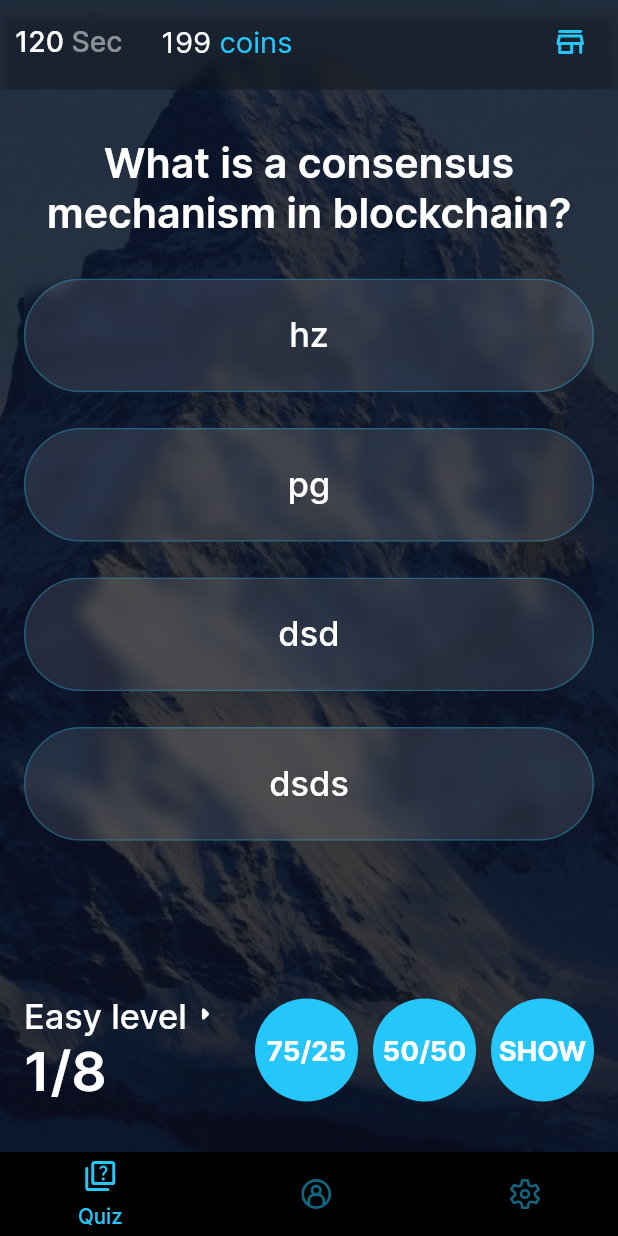
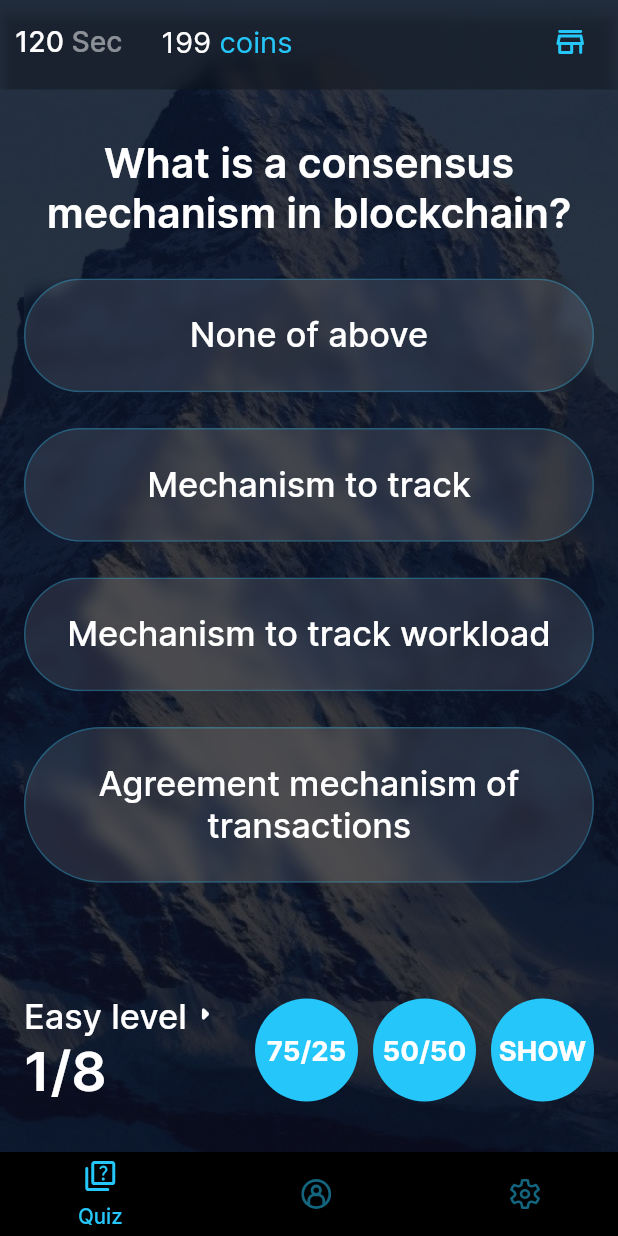
Before and after one commit to GhostuSs/pocket_option_expert, a Flutter app: the HomeScreen screen opened directly, on a phone screen of 412 x 824 dp. Run offline on Flutter 3.47's test engine with Material 2 defaults, Android fonts, the phone set to English and light mode, and no system bars; drawn by our look-alikes of persistent_bottom_nav_bar_v2; our stand-ins replace flutter_screenutil, flutter_svg, get, hive, hive_flutter; missing offline and left inert: simple_star_rating; accounts and stored records are empty.

Commit message:
'Features: implemented quiz page'

```diff
--- a/lib/main.dart
+++ b/lib/main.dart
@@ -1,6 +1,5 @@
 import 'package:flutter/material.dart';
 import 'package:hive_flutter/hive_flutter.dart';
-import 'package:pocket_option_expert/domain/models/quiz_question/quiz_question_model.dart';
 import 'package:pocket_option_expert/domain/models/user/user.dart';
 import 'package:pocket_option_expert/ui/entrypoint.dart';
 
--- a/lib/mocks.dart
+++ b/lib/mocks.dart
@@ -4,43 +4,43 @@ abstract class Mocks {
   static const List<Map<String, dynamic>> easyQuiz = [
     <String, dynamic>{
       'question': 'What is a consensus mechanism in blockchain?',
-      'correct': 0,
-      'answers': ['hz', 'pg', 'dsd', 'dsds'],
+      'correct': 2,
+      'answers': ['Process to distribute tokens', 'Agreement method to validate transactions', 'Process to buy crypto', 'Process of creating bitcoin'],
     },
     <String, dynamic>{
-      'question': 'What is a consensus mechanism in blockchain?',
-      'correct': 2,
-      'answers': ['hz', 'pg', 'dsd', 'dsds'],
+      'question': 'What is Proof of Work consensus mechanism?',
+      'correct': 4,
+      'answers': ['None of above', 'Mechanism to track', 'Mechanism to track workload', 'Agreement mechanism of transactions'],
     },
     <String, dynamic>{
-      'question': 'What is a consen blockchain?',
-      'correct': 3,
-      'answers': ['hz', 'pg', 'dsd', 'dsds'],
+      'question': 'What is Proof of Stake consensus mechanism?',
+      'correct': 4,
+      'answers': ['Certificate to use blockchain', 'A password', 'How private keys are made', 'Transaction and block verification protocol'],
     },
     <String, dynamic>{
-      'question': 'Whackchain?',
-      'correct': 4,
-      'answers': ['hz', 'pg', 'dsd', 'dsds'],
+      'question': 'What incentivizes miners to validate transactions?',
+      'correct': 2,
+      'answers': ['Nonce', 'Block reward', 'More memory', 'Recognition by community'],
     },
     <String, dynamic>{
-      'question': 'Whatn blockchain?',
-      'correct': 0,
-      'answers': ['hz', 'pg', 'dsd', 'dsds'],
+      'question': 'Ethereum is changing its consensus mechanism from…',
+      'correct': 1,
+      'answers': ['Pow to pos', 'Pos to pow', 'Pow to Poh', 'Not changing'],
     },
     <String, dynamic>{
-      'question': 'What is aockchain?',
-      'correct': 0,
-      'answers': ['hz', 'pg', 'dsd', 'dsds'],
+      'question': 'Which of these are pros of Proof of Work?',
+      'correct': 4,
+      'answers': ['Highly secure', 'open and decentralised', 'proven and scale', 'all of the above'],
     },
     <String, dynamic>{
-      'question': 'What iockchain?',
-      'correct': 0,
-      'answers': ['hz', 'pg', 'dsd', 'dsds'],
+      'question': 'What is Proof of Work consensus mechanism?',
+      'correct': 4,
+      'answers': ['None of above', 'Mechanism to track', 'Mechanism to track workload', 'Agreement mechanism of transactions'],
     },
     <String, dynamic>{
-      'question': 'What is a consensussm in blockchain?',
-      'correct': 0,
-      'answers': ['hz', 'pg', 'dsd', 'dsds'],
+      'question': 'Cardano is based on which consensus mechanism?',
+      'correct': 1,
+      'answers': ['Proof of Stake', 'Proof of work', 'Proof of authority', 'Proof of burn'],
     },
   ];
   static final List<QuizQuestion> easyQuizQuestions = List.generate(
--- a/lib/ui/home/home_screen.dart
+++ b/lib/ui/home/home_screen.dart
@@ -27,7 +27,7 @@ class _HomeScreenState extends State<HomeScreen> {
   final PersistentTabController persController = PersistentTabController();
 
   @override
-  Widget build(BuildContext context){
+  Widget build(BuildContext context) {
     return BackdropFilter(
       filter: ImageFilter.blur(sigmaX: 5, sigmaY: 5),
       child: Container(
@@ -39,45 +39,6 @@ class _HomeScreenState extends State<HomeScreen> {
         child: Scaffold(
           backgroundColor: Colors.transparent,
           appBar: persController.index != 0 ? const CustAppBar() : null,
-          // bottomNavigationBar: ClipRRect(
-          //   child: BackdropFilter(
-          //     filter: ImageFilter.blur(sigmaX: 5, sigmaY: 5),
-          //     child: BottomNavigationBar(
-          //       showUnselectedLabels: false,
-          //       selectedItemColor: AppColors.blue,
-          //       currentIndex: persController.index,
-          //       onTap: (ind) => setState(() => persController.index = ind),
-          //       backgroundColor: Color.fromRGBO(18, 28, 35, 0.3),
-          //       items: [
-          //         BottomNavigationBarItem(
-          //           icon: SvgPicture.asset(
-          //             'assets/images/quiz.svg',
-          //             color: selector(persController.index == 0),
-          //           ),
-          //           label: 'Quiz',
-          //         ),
-          //         BottomNavigationBarItem(
-          //           icon: SvgPicture.asset(
-          //             'assets/images/profile.svg',
-          //             color: selector(persController.index == 1),
-          //           ),
-          //           label: 'Profile',
-          //         ),
-          //         BottomNavigationBarItem(
-          //           icon: SvgPicture.asset(
-          //             'assets/images/settings.svg',
-          //             color: selector(persController.index == 2),
-          //           ),
-          //           label: 'Settings',
-          //         ),
-          //       ],
-          //       selectedLabelStyle: AppTypography.mainStyle.copyWith(
-          //           fontWeight: FontWeight.w500,
-          //           fontSize: 10.w,
-          //           color: AppColors.blue),
-          //     ),
-          //   ),
-          // ),
           body: PersistentTabView.custom(
             context,
             backgroundColor: const Color.fromRGBO(
@@ -93,9 +54,24 @@ class _HomeScreenState extends State<HomeScreen> {
               child: Row(
                 mainAxisAlignment: MainAxisAlignment.spaceBetween,
                 children: [
-                  CustomBtmWidget(onTap: () => persController.jumpToTab(0), path: 'assets/images/quiz.svg', selected: persController.index == 0, label: 'Quiz',),
-                  CustomBtmWidget(onTap: () => persController.jumpToTab(1), path: 'assets/images/profile.svg', selected: persController.index == 1, label: 'Profile',),
-                  CustomBtmWidget(onTap: () => persController.jumpToTab(2), path: 'assets/images/settings.svg', selected: persController.index == 2, label: 'Settings',),
+                  CustomBtmWidget(
+                    onTap: () => persController.jumpToTab(0),
+                    path: 'assets/images/quiz.svg',
+                    selected: persController.index == 0,
+                    label: 'Quiz',
+                  ),
+                  CustomBtmWidget(
+                    onTap: () => persController.jumpToTab(1),
+                    path: 'assets/images/profile.svg',
+                    selected: persController.index == 1,
+                    label: 'Profile',
+                  ),
+                  CustomBtmWidget(
+                    onTap: () => persController.jumpToTab(2),
+                    path: 'assets/images/settings.svg',
+                    selected: persController.index == 2,
+                    label: 'Settings',
+                  ),
                 ],
               ),
             ),
@@ -105,7 +81,6 @@ class _HomeScreenState extends State<HomeScreen> {
       ),
     );
   }
-
 }
 
 class CustomBtmWidget extends StatelessWidget {
@@ -113,7 +88,13 @@ class CustomBtmWidget extends StatelessWidget {
   final String path;
   final bool selected;
   final String label;
-  const CustomBtmWidget({Key? key, required this.onTap, required this.path, required this.selected, required this.label,}) : super(key: key);
+  const CustomBtmWidget({
+    Key? key,
+    required this.onTap,
+    required this.path,
+    required this.selected,
+    required this.label,
+  }) : super(key: key);
 
   @override
   Widget build(BuildContext context) {
@@ -126,16 +107,24 @@ class CustomBtmWidget extends StatelessWidget {
             path,
             color: selector(selected),
           ),
-          if(selected)SizedBox(height: 6.sp,),
-          if(selected)Text(label,style: AppTypography.mainStyle.copyWith(
-            fontSize: 12.sp,
-            color: AppColors.blue,
-            fontWeight: FontWeight.w500,
-          ),)
+          if (selected)
+            SizedBox(
+              height: 6.sp,
+            ),
+          if (selected)
+            Text(
+              label,
+              style: AppTypography.mainStyle.copyWith(
+                fontSize: 12.sp,
+                color: AppColors.blue,
+                fontWeight: FontWeight.w500,
+              ),
+            )
         ],
       ),
     );
   }
+
   Color selector(bool isSelected) {
     return isSelected ? AppColors.blue : AppColors.blue.withOpacity(0.5);
   }
--- a/lib/ui/quiz/quiz_screen.dart
+++ b/lib/ui/quiz/quiz_screen.dart
@@ -1,5 +1,3 @@
-import 'dart:async';
-
 import 'package:flutter/material.dart';
 import 'package:flutter_screenutil/flutter_screenutil.dart';
 import 'package:flutter_svg/flutter_svg.dart';
@@ -8,23 +6,17 @@ import 'package:persistent_bottom_nav_bar_v2/persistent-tab-view.dart';
 import 'package:pocket_option_expert/res/apptypography.dart';
 import 'package:pocket_option_expert/res/colors.dart';
 import 'package:pocket_option_expert/ui/quiz/state/quiz_controller.dart';
-import 'package:pocket_option_expert/ui/quiz/state/uikit/helper_widget.dart';
-import 'package:pocket_option_expert/ui/quiz/state/uikit/quiz_button.dart';
+import 'package:pocket_option_expert/ui/quiz/uikit/helper_widget.dart';
+import 'package:pocket_option_expert/ui/quiz/uikit/quiz_button.dart';
 import 'package:pocket_option_expert/ui/shop/ui/shop_screen.dart';
 import 'package:pocket_option_expert/ui/uikit/cust_app_bar.dart';
 
-class QuizScreen extends StatefulWidget {
-  const QuizScreen({Key? key}) : super(key: key);
+class QuizScreen extends StatelessWidget{
+  const QuizScreen({super.key});
 
-  @override
-  State<QuizScreen> createState() => _QuizScreenState();
-}
-
-class _QuizScreenState extends State<QuizScreen> with TickerProviderStateMixin{
   @override
   Widget build(BuildContext context) {
     final _controller = Get.find<QuizController>();
-
     return Container(
       decoration: const BoxDecoration(
         image: DecorationImage(
@@ -50,8 +42,7 @@ class _QuizScreenState extends State<QuizScreen> with TickerProviderStateMixin{
               horizontal: 16,
               vertical: 32,
             ),
-            child: Obx(
-              () => Column(
+            child:Obx(()=> Column(
               children: [
                 RichText(
                   textAlign: TextAlign.center,
@@ -76,18 +67,14 @@ class _QuizScreenState extends State<QuizScreen> with TickerProviderStateMixin{
                         .answers!
                         .length;
                 i++)
-                    QuizButton(
+                  Obx(()=>QuizButton(
                       label: _controller
                           .currQuiz[_controller.currQuestionIndex.value]
                           .answers![i],
                       state: _controller.answersState[i],
-                      onTap: () async => _controller.lock.value
-                          ? null
-                          : await _controller
-                              .onAnswerChosen(selectedIndx: i)
-                              .then((value) async =>
-                                  await _controller.nextQuestion()),
-                    ),
+                      onTap: () async {
+                        await _controller.onAnswerChosen(selectedIndx: i);
+                      }),),
                 const Spacer(),
                 Row(
                   children: [
@@ -139,13 +126,35 @@ class _QuizScreenState extends State<QuizScreen> with TickerProviderStateMixin{
                       label: 'SHOW',
                     ),
                   ],
-                  )
+                ),
               ],
-              ),
-            ),
-          ),
+            ),),),
           ),
         ),
     );
   }
 }
+
+// class QuizAppBar extends StatelessWidget implements PreferredSizeWidget {
+//   const QuizAppBar({super.key, required this.controller});
+//   final QuizController controller;
+//
+//   @override
+//   Widget build(BuildContext context) {
+//     return Obx(
+//       () => CustAppBar(
+//         // seconds: controller.timeLeft.value,
+//         showLabels: true,
+//         action: InkWell(
+//           onTap: () => pushNewScreen<void>(context, screen: const ShopScreen()),
+//           child: Center(
+//             child: SvgPicture.asset('assets/images/shop.svg'),
+//           ),
+//         ),
+//       ),
+//     );
+//   }
+//
+//   @override
+//   Size get preferredSize => Size(double.infinity, 50.h);
+// }
--- a/lib/ui/quiz/state/quiz_controller.dart
+++ b/lib/ui/quiz/state/quiz_controller.dart
@@ -2,34 +2,50 @@ import 'dart:async';
 
 import 'package:get/get.dart';
 import 'package:pocket_option_expert/mocks.dart';
-import 'package:pocket_option_expert/ui/quiz/state/uikit/quiz_button.dart';
+import 'package:pocket_option_expert/ui/quiz/uikit/quiz_button.dart';
 
 class QuizController extends GetxController {
   var currQuiz = Mocks.easyQuizQuestions.obs;
   var currQuestionIndex = 0.obs;
   var lock = false.obs;
-  var answersState = List.generate(4, (index) => AnswerState.active).obs;
+  // var timeLeft = 0.obs;
+  // Timer? timer;
+  var answersState = [AnswerState.active,AnswerState.active,AnswerState.active,AnswerState.active].obs;
 
   Future<void> onAnswerChosen({required int selectedIndx}) async {
-    lock.value=true;
+    lock.value = true;
     if (selectedIndx == currQuiz[currQuestionIndex.value].correct) {
       answersState[selectedIndx] = AnswerState.correct;
-    }else{
+    } else {
       answersState[selectedIndx] = AnswerState.wrong;
     }
+    await Future<void>.delayed(
+    const Duration(
+    seconds: 1,
+    milliseconds: 500,
+    ),
+        nextQuestion
+    );
   }
 
-  Future<void> nextQuestion() async {
-    await Future<void>.delayed(
-      const Duration(
-        seconds: 1,
-        milliseconds: 500,
-      ),
-    );
-    answersState.value=List.generate(4, (index) => AnswerState.active);
+  void nextQuestion(){
+    // if(timer==null){
+    //   timeLeft.value=120;
+    //   timer = Timer.periodic(const Duration(seconds: 1), (time) {
+    //     if (timeLeft.value > 0) {
+    //       timeLeft--;
+    //     } else {
+    //       timer?.cancel();
+    //     }
+    //   });
+    // }
+    answersState.value = [AnswerState.active,AnswerState.active,AnswerState.active,AnswerState.active];
     if (currQuestionIndex.value < 7) {
       currQuestionIndex.value++;
     }
-    lock.value=false;
+    // else{
+      // timer?.cancel();
+    // }
+    lock.value = false;
   }
 }
--- a/lib/ui/quiz/state/uikit/quiz_button.dart
+++ b/lib/ui/quiz/uikit/quiz_button.dart
@@ -46,6 +46,7 @@ class QuizButton extends StatelessWidget {
                 child: Center(
                   child: Text(
                     label,
+                    textAlign: TextAlign.center,
                     style: AppTypography.mainStyle.copyWith(
                       color: AppColors.white,
                       fontSize: 20.sp,
```
Also changed, not shown: lib/ui/quiz/uikit/helper_widget.dart (renamed from lib/ui/quiz/state/uikit/helper_widget.dart). Lines whose indentation alone changed are shown as unchanged.
